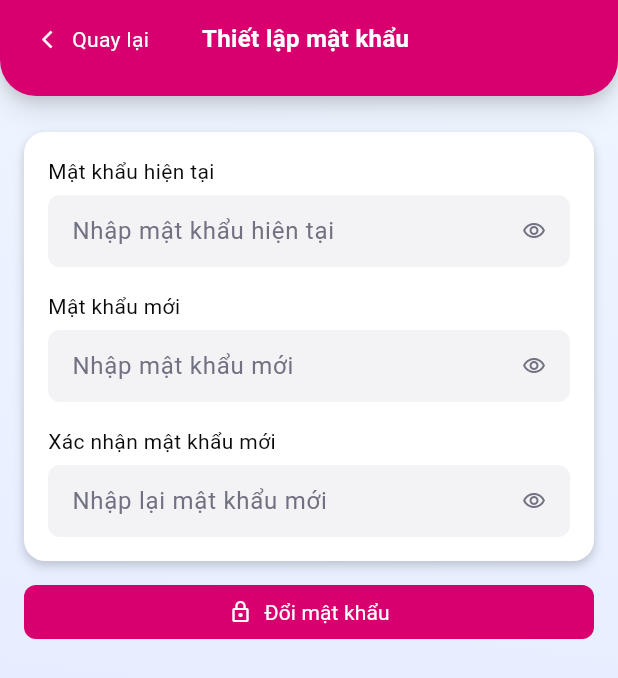
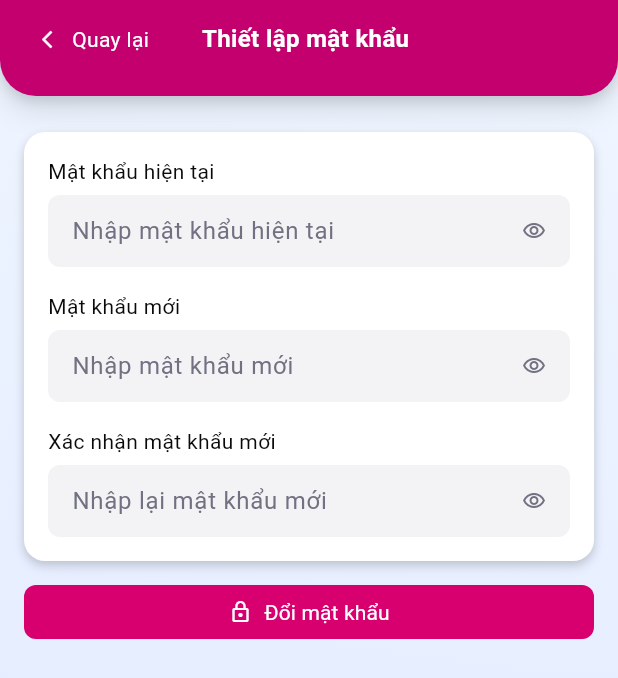
Before and after one commit to mchien1005/Finpal-MobileApp, a Flutter app: the ChangePasswordScreen screen opened directly, on a phone screen of 412 x 824 dp. Shown: the top 678 px of the screen. Run offline on Flutter 3.47's test engine with Material 3 defaults, Android fonts, the phone set to English and light mode, and no system bars; our stand-ins replace fl_chart, flutter_svg, material_design_icons_flutter, shared_preferences; accounts and stored records are empty; Roboto replaces fonts that are missing (Arimo).

Commit message:
[Fix] change_password_screen

```diff
--- a/finpal_mobile/lib/presentation/screens/profile/change_password_screen.dart
+++ b/finpal_mobile/lib/presentation/screens/profile/change_password_screen.dart
@@ -1,7 +1,7 @@
 
 import 'package:flutter/material.dart';
 import '../../../core/widgets/success_notification_dialog.dart';
-
+import '../../../core/constants/app_colors.dart';
 class ChangePasswordScreen extends StatefulWidget {
   const ChangePasswordScreen({super.key});
 
@@ -111,7 +111,7 @@ class _ChangePasswordScreenState extends State<ChangePasswordScreen> {
   @override
   Widget build(BuildContext context) {
     return Scaffold(
-      backgroundColor: const Color(0xFFEFF6FF),
+      backgroundColor: AppColors.primary,
       body: SafeArea(
         child: Container(
           decoration: const BoxDecoration(
@@ -126,7 +126,7 @@ class _ChangePasswordScreenState extends State<ChangePasswordScreen> {
               // App Bar
               Container(
                 decoration: BoxDecoration(
-                  color: const Color(0xFFD7006E),
+                  color:AppColors.primary,
                   borderRadius: const BorderRadius.only(
                     bottomLeft: Radius.circular(24),
                     bottomRight: Radius.circular(24),
```
